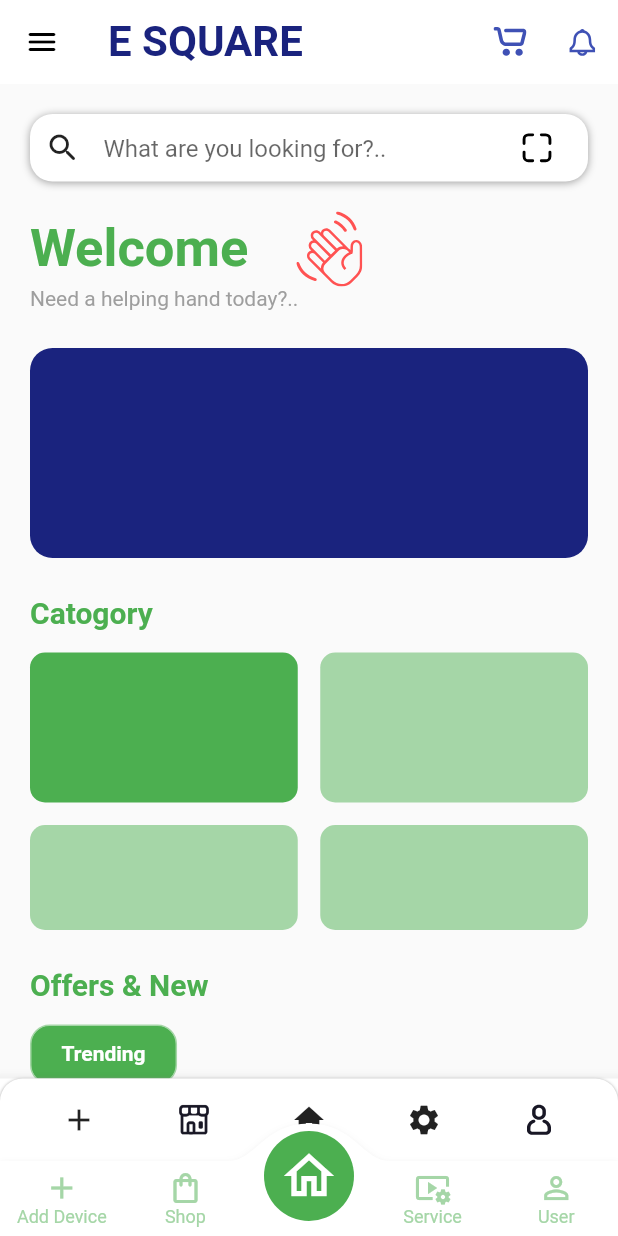
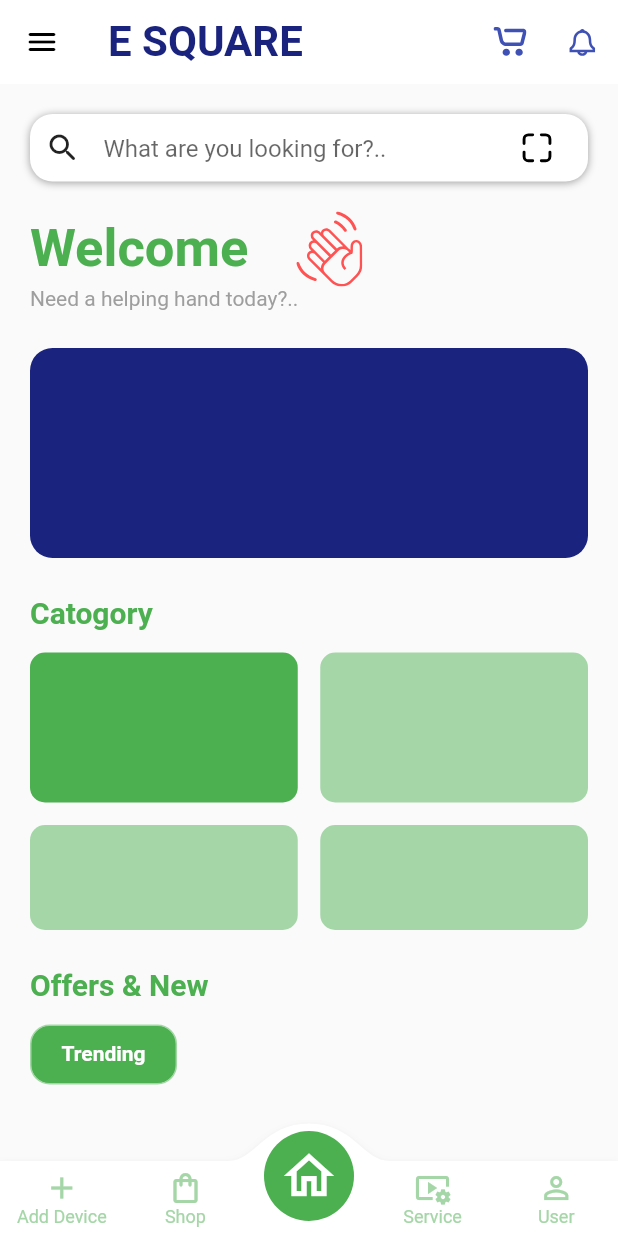
Before and after one commit to shyamexe/e-commerce-using-bloc, a Flutter app: the screen it shows after launch, on a phone screen of 412 x 824 dp. Run offline on Flutter 3.47's test engine with Material 2 defaults, Android fonts, the phone set to English and light mode, and no system bars; drawn by our look-alikes of convex_bottom_bar; our stand-ins replace bloc, equatable, flutter_bloc, flutter_svg, sizer.

```diff
--- a/lib/main.dart
+++ b/lib/main.dart
@@ -2,12 +2,11 @@ import 'package:e_commerce/logic/cubit/bottam_navigation_cubit.dart';
 import 'package:e_commerce/logic/cubit/serviceselection_cubit.dart';
 import 'package:flutter/material.dart';
 import 'package:flutter_bloc/flutter_bloc.dart';
-
 import 'core/constants/strings.dart';
 import 'core/themes/app_theme.dart';
 import 'logic/debug/app_bloc_observer.dart';
 import 'presentation/router/app_router.dart';
-
+import 'package:sizer/sizer.dart';
 void main() {
   Bloc.observer = AppBlocObserver();
   runApp(App());
@@ -27,13 +26,17 @@ class App extends StatelessWidget {
               BottamNavigationCubit(),
         ),
       ],
-      child: MaterialApp(
+      child: Sizer(
+        builder: (context, constraints, orientation) {
+          return MaterialApp(
             title: Strings.appTitle,
             theme: AppTheme.lightTheme,
             darkTheme: AppTheme.darkTheme,
             debugShowCheckedModeBanner: false,
             initialRoute: AppRouter.test,
             onGenerateRoute: AppRouter.onGenerateRoute,
+          );
+        }
       ),
     );
   }
--- a/lib/presentation/router/app_router.dart
+++ b/lib/presentation/router/app_router.dart
@@ -1,5 +1,5 @@
 import 'package:e_commerce/presentation/screens/service_screen/service_screen.dart';
-import 'package:e_commerce/presentation/screens/service_screen/widgets/navi.dart';
+import 'package:e_commerce/presentation/screens/commen/bottum_navigation_bar/bottum_navigation_bar.dart';
 import 'package:flutter/material.dart';
 
 import '../../core/constants/strings.dart';
@@ -29,7 +29,7 @@ class AppRouter {
         );
         case test:
         return MaterialPageRoute(
-          builder: (_) => BtNav(),
+          builder: (_) => BottumNavigationBar(),
         );
       default:
         throw const RouteException('Route not found!');
--- a/lib/presentation/screens/service_screen/widgets/navi.dart
+++ b/lib/presentation/screens/commen/bottum_navigation_bar/bottum_navigation_bar.dart
@@ -1,5 +1,4 @@
 import 'package:e_commerce/logic/cubit/bottam_navigation_cubit.dart';
-import 'package:e_commerce/logic/cubit/serviceselection_cubit.dart';
 import 'package:e_commerce/presentation/screens/home_screen/home_screen.dart';
 import 'package:e_commerce/presentation/screens/service_screen/service_screen.dart';
 import 'package:flutter/material.dart';
@@ -8,7 +7,7 @@ import 'package:flutter_bloc/flutter_bloc.dart';
 
 
 
-class BtNav extends StatelessWidget {
+class BottumNavigationBar extends StatelessWidget {
   int selectedPage = 2;
   List<Widget> _pageOption = [
 
@@ -45,9 +44,6 @@ class BtNav extends StatelessWidget {
                 onTap: (int index) {
 
                   BlocProvider.of<BottamNavigationCubit>(context).setoder(index);
-                  // setState(() {
-                  //   selectedPage = index;
-                  // });
 
                 }),
           );
--- a/lib/presentation/screens/home_screen/home_screen.dart
+++ b/lib/presentation/screens/home_screen/home_screen.dart
@@ -12,52 +12,6 @@ class HomeScreen extends StatelessWidget {
   Widget build(BuildContext context) {
     return Scaffold(
       appBar: homeAppbar(context),
-      bottomNavigationBar: BottomAppBar(
-        child: Container(
-          decoration: BoxDecoration(
-            color: Colors.white,
-            borderRadius: const BorderRadius.only(
-                topLeft: Radius.circular(15), topRight: Radius.circular(15)),
-            boxShadow: const [
-              BoxShadow(
-                color: Colors.grey,
-                blurRadius: 1,
-                offset: Offset(0, 0.75), // changes position of shadow
-              ),
-            ],
-          ),
-          height: 55,
-          child: Row(
-            mainAxisAlignment: MainAxisAlignment.spaceEvenly,
-            children: [
-              IconButton(
-                onPressed: () {},
-                icon: const Icon(Icons.add),
-              ),
-              IconButton(
-                onPressed: () {},
-                icon: SvgPicture.asset(
-                  AppIcons.shopIcon,
-                ),
-              ),
-              IconButton(
-                onPressed: () {},
-                icon: const Icon(Icons.home),
-              ),
-              IconButton(
-                onPressed: () {},
-                icon: const Icon(Icons.settings),
-              ),
-              IconButton(
-                onPressed: () {},
-                icon: SvgPicture.asset(
-                  AppIcons.userIcon,
-                ),
-              ),
-            ],
-          ),
-        ),
-      ),
       body: SingleChildScrollView(
         child: Padding(
           padding: const EdgeInsets.symmetric(horizontal: 20, vertical: 20),
--- a/pubspec.yaml
+++ b/pubspec.yaml
@@ -56,8 +56,9 @@ flutter:
   uses-material-design: true
   # To add assets to your application, add an assets section, like this:
   assets:
-    - assets/images/
+    - assets/Images/
     - assets/icons/
+    - assets/Images/desktop_01.png
   #   - images/a_dot_ham.jpeg
   # An image asset can refer to one or more resolution-specific "variants", see
   # https://flutter.dev/assets-and-images/#resolution-aware.
```
Also changed, not shown: lib/core/constants/app_icons.dart (+8 -8 lines), lib/presentation/screens/service_screen/service_screen.dart (+7 -7 lines), lib/presentation/screens/service_screen/widgets/body.dart (+15 -1 lines), lib/presentation/screens/service_screen/widgets/service_appbar.dart (+5 -5 lines), 1 other file. Lines whose indentation alone changed are shown as unchanged.
